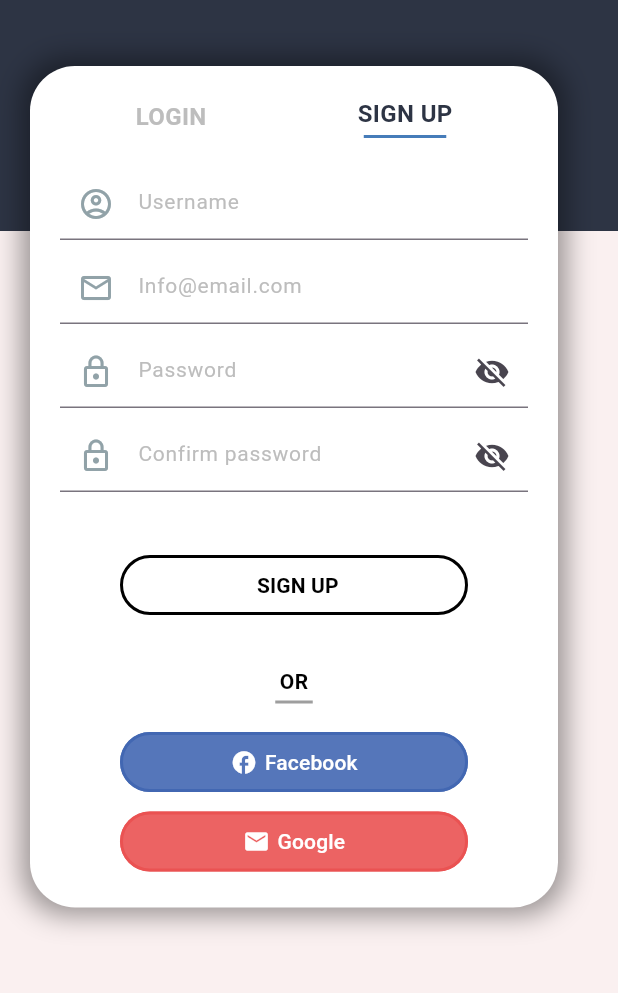
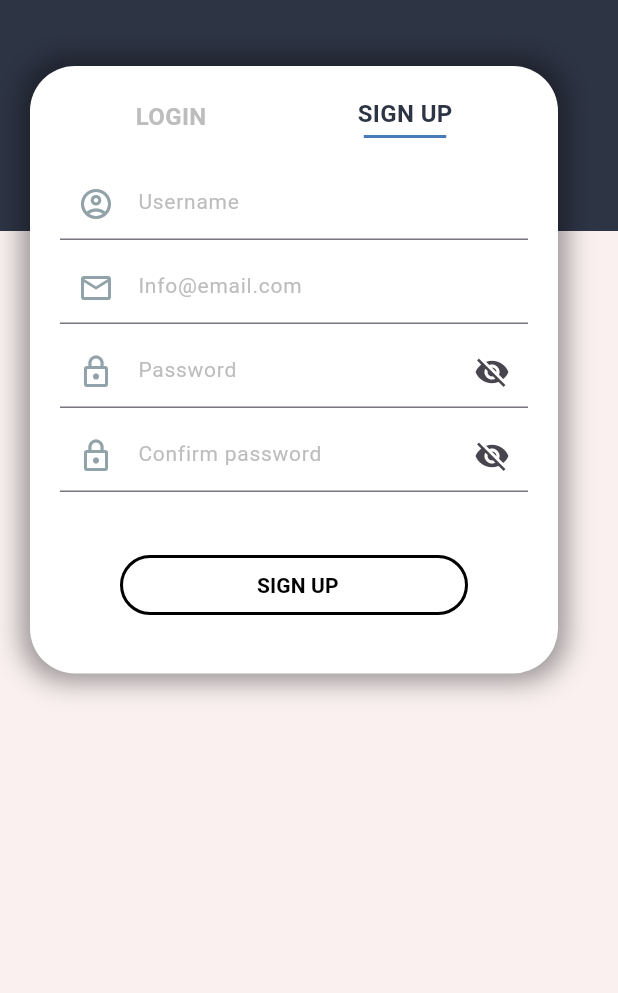
Before and after one commit to boykin345/food-ai-app, a Flutter app: the screen it shows after launch, after a tap on "SIGN UP", on a phone screen of 412 x 824 dp, the part 219-1212 px from its top. Run offline on Flutter 3.47's test engine with Material 3 defaults, Android fonts, the phone set to English and light mode, and no system bars; our stand-ins replace cloud_firestore, firebase_auth, firebase_core; accounts and stored records are empty.

Commit message:
Test: implement test cases for D1 & D4
* Implemented some of the test cases for D1 and D4
* Renamed the test file from sign_up_test.dart to login_signup_page_test.dart

```diff
--- a/lib/Pages/login_signup_page.dart
+++ b/lib/Pages/login_signup_page.dart
@@ -14,11 +14,11 @@ class LoginSignupPage extends StatefulWidget {
   LoginSignupPage({required this.screenType});
 
   @override
-  _LoginSignupPageState createState() => _LoginSignupPageState();
+  LoginSignupPageState createState() => LoginSignupPageState();
 }
 
 /// Returns a scaffold widget to display login/signup page with certain properties.
-class _LoginSignupPageState extends State<LoginSignupPage> {
+class LoginSignupPageState extends State<LoginSignupPage> {
   // Controllers for the editable text fields within the pages.
   TextEditingController usernameController = TextEditingController();
   TextEditingController emailController = TextEditingController();
@@ -102,7 +102,6 @@ class _LoginSignupPageState extends State<LoginSignupPage> {
       backgroundColor: Palette.backgroundOff,
       body: Stack(
         children: [
-
           // Top part of the screen.
           Positioned(
             right: 0,
@@ -153,7 +152,6 @@ class _LoginSignupPageState extends State<LoginSignupPage> {
               child: SingleChildScrollView(
                 child: Column(
                   children: [
-
                     // Row to change between the login page & the sign up page.
                     Row(
                       mainAxisAlignment: MainAxisAlignment.spaceAround,
@@ -169,6 +167,7 @@ class _LoginSignupPageState extends State<LoginSignupPage> {
                             children: [
                               Text(
                                 "LOGIN",
+                                key: Key('loginButton'),
                                 style: TextStyle(
                                     fontSize: 16,
                                     fontWeight: FontWeight.bold,
@@ -197,6 +196,7 @@ class _LoginSignupPageState extends State<LoginSignupPage> {
                             children: [
                               Text(
                                 "SIGN UP",
+                                key: Key('signUpButton'),
                                 style: TextStyle(
                                     fontSize: 16,
                                     fontWeight: FontWeight.bold,
@@ -225,6 +225,7 @@ class _LoginSignupPageState extends State<LoginSignupPage> {
 
                     // Container to show the login / sign up button after the text fields.
                     Container(
+                      key: ValueKey('submitButton'),
                       margin: EdgeInsets.only(
                           top: 30, bottom: 15, left: 40, right: 40),
                       child: Column(
@@ -254,37 +255,6 @@ class _LoginSignupPageState extends State<LoginSignupPage> {
                         ],
                       ),
                     ),
-
-                    // Container to show the text for social media options.
-                    Container(
-                      margin: EdgeInsets.only(top: 15),
-                      child: Column(
-                        children: [
-                          Text(
-                            "OR",
-                            style: TextStyle(
-                              fontWeight: FontWeight.bold,
-                              color: Colors.black,
-                            ),
-                          ),
-                          Container(
-                            margin: EdgeInsets.only(top: 3),
-                            height: 2,
-                            width: 25,
-                            color: Colors.grey,
-                          ),
-                        ],
-                      ),
-                    ),
-
-                    // Container to display the social media button options.
-                    Container(
-                      child: Column(
-                        children: [
-                          socialButtons(),
-                        ],
-                      ),
-                    ),
                   ],
                 ),
               ),
@@ -301,11 +271,11 @@ class _LoginSignupPageState extends State<LoginSignupPage> {
         margin: EdgeInsets.only(top: 20),
         child: Column(
           children: [
-
             // Email text field.
             Padding(
               padding: const EdgeInsets.only(bottom: 8.0),
               child: TextField(
+                key: ValueKey('emailTextField'),
                 controller: emailController,
                 focusNode: emailFocusNode,
                 decoration: InputDecoration(
@@ -325,6 +295,7 @@ class _LoginSignupPageState extends State<LoginSignupPage> {
             Padding(
               padding: const EdgeInsets.only(bottom: 8.0),
               child: TextField(
+                key: ValueKey('passwordTextField'),
                 obscureText: !passwordVisible,
                 controller: passwordController,
                 focusNode: passwordFocusNode,
@@ -334,16 +305,18 @@ class _LoginSignupPageState extends State<LoginSignupPage> {
                     color: Palette.icon,
                   ),
                   suffixIcon: IconButton(
+                      key: Key('passwordVisibleButton'),
                       icon: Icon(
-                      passwordVisible ? Icons.visibility : Icons.visibility_off,
+                        passwordVisible
+                            ? Icons.visibility
+                            : Icons.visibility_off,
                       ),
                       // When pressed will update the obscure text value to the opposite, e.g. hidden text will become visible.
                       onPressed: () {
                         setState(() {
                           passwordVisible = !passwordVisible;
                         });
-                    },
-                  ),
+                      }),
                   contentPadding: EdgeInsets.all(10),
                   hintText: "Password",
                   hintStyle: TextStyle(fontSize: 14, color: Palette.greyText),
@@ -361,7 +334,7 @@ class _LoginSignupPageState extends State<LoginSignupPage> {
                       style: TextStyle(fontSize: 12, color: Palette.greyText)),
                 ),
               ],
-            )
+            ),
           ],
         ));
   }
@@ -372,11 +345,11 @@ class _LoginSignupPageState extends State<LoginSignupPage> {
       margin: EdgeInsets.only(top: 20),
       child: Column(
         children: [
-
           // Username text field.
           Padding(
             padding: const EdgeInsets.only(bottom: 8.0),
             child: TextField(
+              key: ValueKey('usernameTextField'),
               controller: usernameController,
               focusNode: usernameFocusNode,
               decoration: InputDecoration(
@@ -387,8 +360,7 @@ class _LoginSignupPageState extends State<LoginSignupPage> {
                   contentPadding: EdgeInsets.all(10),
                   hintText: "Username",
                   hintStyle: TextStyle(fontSize: 14, color: Palette.greyText),
-                errorText: validateUsername(usernameController.text)
-              ),
+                  errorText: validateUsername(usernameController.text)),
             ),
           ),
 
@@ -396,6 +368,7 @@ class _LoginSignupPageState extends State<LoginSignupPage> {
           Padding(
             padding: const EdgeInsets.only(bottom: 8.0),
             child: TextField(
+              key: ValueKey('emailTextField'),
               controller: emailController,
               focusNode: emailFocusNode,
               decoration: InputDecoration(
@@ -415,6 +388,7 @@ class _LoginSignupPageState extends State<LoginSignupPage> {
           Padding(
             padding: const EdgeInsets.only(bottom: 8.0),
             child: TextField(
+              key: ValueKey('passwordTextField'),
               obscureText: !passwordVisible,
               controller: passwordController,
               focusNode: passwordFocusNode,
@@ -424,6 +398,7 @@ class _LoginSignupPageState extends State<LoginSignupPage> {
                   color: Palette.icon,
                 ),
                 suffixIcon: IconButton(
+                  key: Key('passwordVisibleButton'),
                   icon: Icon(
                     passwordVisible ? Icons.visibility : Icons.visibility_off,
                   ),
@@ -446,6 +421,7 @@ class _LoginSignupPageState extends State<LoginSignupPage> {
           Padding(
             padding: const EdgeInsets.only(bottom: 8.0),
             child: TextField(
+              key: ValueKey('confirmPasswordTextField'),
               obscureText: !confirmPasswordVisible,
               controller: confirmPasswordController,
               focusNode: confirmPasswordFocusNode,
@@ -455,6 +431,7 @@ class _LoginSignupPageState extends State<LoginSignupPage> {
                   color: Palette.icon,
                 ),
                 suffixIcon: IconButton(
+                  key: Key('confirmPasswordVisibleButton'),
                   icon: Icon(
                     confirmPasswordVisible
                         ? Icons.visibility
@@ -469,62 +446,9 @@ class _LoginSignupPageState extends State<LoginSignupPage> {
                 contentPadding: EdgeInsets.all(10),
                 hintText: "Confirm password",
                 hintStyle: TextStyle(fontSize: 14, color: Palette.greyText),
-                errorText: validateConfirmPassword(confirmPasswordController.text),
+                errorText:
+                    validateConfirmPassword(confirmPasswordController.text),
               ),
-            ),
-          ),
-        ],
-      ),
-    );
-  }
-
-  // Creates the social media buttons container at the bottom of the page.
-  Container socialButtons() {
-    return Container(
-      margin: EdgeInsets.only(top: 15, left: 40, right: 40),
-      child: Column(
-        children: [
-
-          // Displays the facebook social media button.
-          TextButton(
-            onPressed: () {},
-            style: TextButton.styleFrom(
-              foregroundColor: Colors.white,
-              side: BorderSide(width: 2, color: Color(0xFF4267B2)),
-              minimumSize: Size(150, 40),
-              shape: RoundedRectangleBorder(
-                  borderRadius: BorderRadius.circular(20)),
-              backgroundColor: Color(0xFF4267B2).withOpacity(0.9),
-            ),
-            child: Row(
-              mainAxisAlignment: MainAxisAlignment.center,
-              children: [
-                Icon(Icons.facebook),
-                SizedBox(width: 5),
-                Text("Facebook"),
-              ],
-            ),
-          ),
-          SizedBox(height: 5),
-
-          // Displays the google social media button.
-          TextButton(
-            onPressed: () {},
-            style: TextButton.styleFrom(
-              foregroundColor: Colors.white,
-              side: BorderSide(width: 2, color: Color(0xFFEA5252)),
-              minimumSize: Size(150, 40),
-              shape: RoundedRectangleBorder(
-                  borderRadius: BorderRadius.circular(20)),
-              backgroundColor: Color(0xFFEA5252).withOpacity(0.9),
-            ),
-            child: Row(
-              mainAxisAlignment: MainAxisAlignment.center,
-              children: [
-                Icon(Icons.mail),
-                SizedBox(width: 5),
-                Text("Google"),
-              ],
             ),
           ),
         ],
@@ -585,7 +509,6 @@ class _LoginSignupPageState extends State<LoginSignupPage> {
 
     return null; // Validation successful.
   }
-
 
   /// Validates the provided password input.
   ///
@@ -688,16 +611,18 @@ class _LoginSignupPageState extends State<LoginSignupPage> {
     }
 
     // Checks the user is actually in the database, otherwise return null.
-    User? user = await AuthUtil.login(emailController.text.trim(), passwordController.text.trim());
+    User? user = await AuthUtil.login(
+        emailController.text.trim(), passwordController.text.trim());
 
     // If the user doesn't exist, display an error message.
     if (user == null) {
       showDialog(
           context: context,
           builder: (context) {
-            return AlertDialog(content: Text("There is no user record corresponding to this combination of email and password, please double check the information entered!"));
-          }
-      );
+            return AlertDialog(
+                content: Text(
+                    "There is no user record corresponding to this combination of email and password, please double check the information entered!"));
+          });
     }
   }
 
@@ -728,7 +653,8 @@ class _LoginSignupPageState extends State<LoginSignupPage> {
 
     // Checks the confirm password entered is valid, otherwise return.
     confirmPasswordInteracted = true;
-    if (validateConfirmPassword(confirmPasswordController.text.trim()) != null) {
+    if (validateConfirmPassword(confirmPasswordController.text.trim()) !=
+        null) {
       FocusScope.of(context).requestFocus(confirmPasswordFocusNode);
       FocusScope.of(context).requestFocus(FocusNode());
       return;
@@ -739,13 +665,16 @@ class _LoginSignupPageState extends State<LoginSignupPage> {
       showDialog(
           context: context,
           builder: (context) {
-            return AlertDialog(content: Text("This email address is already taken!\nPlease select a different email address or reset your password."));
-          }
-      );
+            return AlertDialog(
+                content: Text(
+                    "This email address is already taken!\nPlease select a different email address or reset your password."));
+          });
       return;
     }
 
-    User? user = await AuthUtil.signUp(emailController.text.trim(), passwordController.text.trim());
-    DataUtil.addUser(user!.uid, usernameController.text.trim(), emailController.text.trim());
+    User? user = await AuthUtil.signUp(
+        emailController.text.trim(), passwordController.text.trim());
+    DataUtil.addUser(
+        user!.uid, usernameController.text.trim(), emailController.text.trim());
   }
 }
--- a/pubspec.yaml
+++ b/pubspec.yaml
@@ -53,6 +53,9 @@ dev_dependencies:
   flutter_lints: ^3.0.1
   mockito: ^5.4.4
   build_runner: ^2.4.8
+  firebase_auth_mocks: ^0.13.0
+  fake_cloud_firestore: ^2.4.8
+  google_sign_in_mocks: ^0.3.0
 
 # For information on the generic Dart part of this file, see the
 # following page: https://dart.dev/tools/pub/pubspec
```
Also changed, not shown: pubspec.lock, 4 other files. Lines whose indentation alone changed are shown as unchanged.
